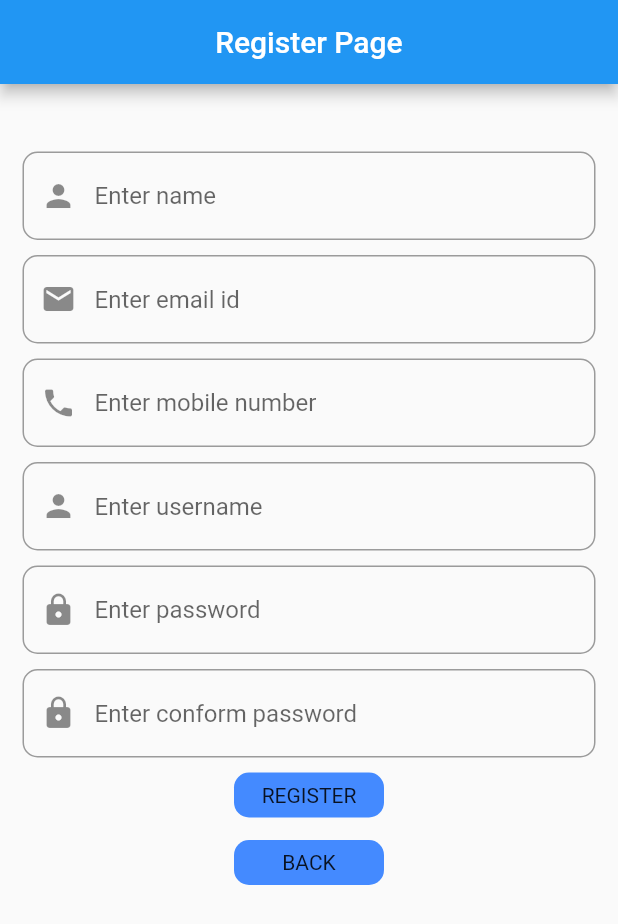
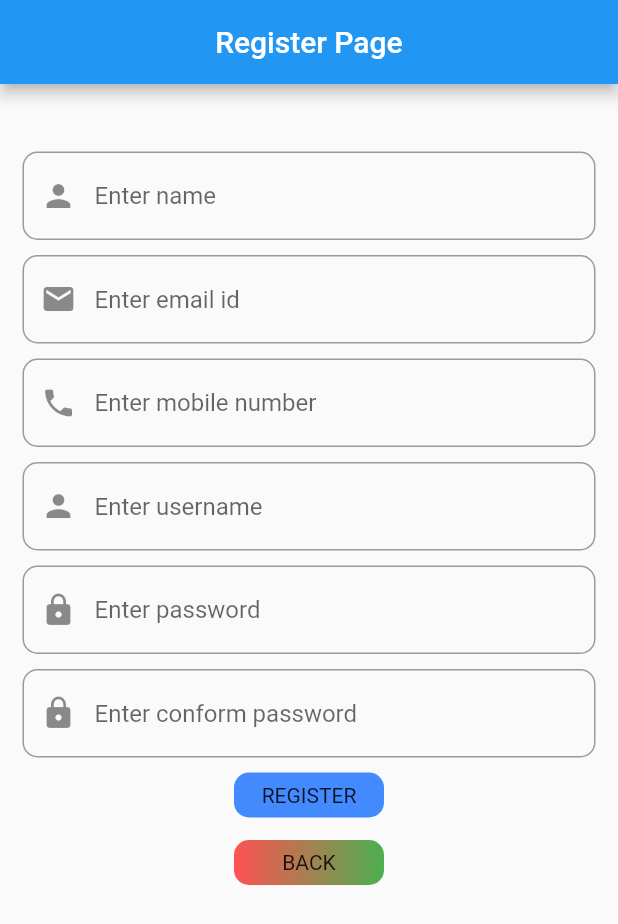
Before and after one commit to Arathy06/Login-page, a Flutter app: the screen it shows after launch, after a tap on "REGISTER", on a phone screen of 412 x 824 dp. Shown: the top 924 px of the screen. Run offline on Flutter 3.47's test engine with Material 2 defaults, Android fonts, the phone set to English and light mode, and no system bars.

Commit message:
login designed and corrected

```diff
--- a/lib/login.dart
+++ b/lib/login.dart
@@ -16,13 +16,22 @@ class _LoginState extends State<Login> {
   @override
   Widget build(BuildContext context) {
     return
-      Container(
+      SingleChildScrollView(
+        child: Container(
+        padding: EdgeInsets.only(left: 10.0,right: 10.0,bottom: 100.0),
         decoration: BoxDecoration(
-          gradient: LinearGradient(
-              colors: [Colors.white10,Colors.grey],
-              begin: Alignment.topLeft,
-              end: Alignment.bottomRight
+          color: Colors.redAccent
         ),
+        child: Column(
+          children: [
+            SizedBox(height: 200.0,),
+
+         SafeArea(
+           child: Container(
+             height: MediaQuery.of(context).size.height-300,
+                decoration: BoxDecoration(
+                 color: Colors.white,
+                  borderRadius: BorderRadius.circular(40.0),
               ),
               padding: EdgeInsets.all(15.0),
               child: Column(
@@ -79,7 +88,7 @@ class _LoginState extends State<Login> {
         },
         child: Text("LOGIN",style: TextStyle(color: Colors.black),),),
 
-            SizedBox(height: 30.0,),
+    SizedBox(height: 15.0,),
 
 
     RaisedButton(
@@ -95,6 +104,11 @@ class _LoginState extends State<Login> {
 
 
 
+            ),
+         ),
+        ],
+    ),
+    ),
       );
 
   }
--- a/lib/main.dart
+++ b/lib/main.dart
@@ -11,12 +11,18 @@ class MyApp extends StatelessWidget {
   Widget build(BuildContext context) {
     return MaterialApp(
       debugShowCheckedModeBanner: false,
-      home: Scaffold(
-        appBar: AppBar(
-          title: Center(child: Text("Login Page")),
-        ),
-        body: Login(),
-      ),
+          home:Scaffold(
+            appBar: AppBar(
+              elevation: 0,
+              backgroundColor: Colors.redAccent,
+              title: Center(child: Text("Login Page")),
+              leading: Icon(Icons.menu),
+              actions: [
+                IconButton(icon: Icon(Icons.search), onPressed: (){})
+              ],
+            ),
+            body: Login(),
+          ),
     );
   }
 }
--- a/lib/register.dart
+++ b/lib/register.dart
@@ -1,5 +1,6 @@
 import 'package:flutter/material.dart';
 import 'package:flutter_login/login.dart';
+import 'package:flutter_login/main.dart';
 
 
 class Register extends StatefulWidget {
@@ -131,19 +132,34 @@ class _RegisterState extends State<Register> {
 
                 GestureDetector(
                   onTap: (){
-                    Navigator.push(context, MaterialPageRoute(builder: (context)=>Login()),);
+                    Navigator.push(context, MaterialPageRoute(builder: (context)=>MyApp()));
                   },
                   child: Container(
-                    height: 30.0,
-                    width: 100.0,
-                    decoration: BoxDecoration(
-                      borderRadius: BorderRadius.circular(10.0),
-                      color: Colors.blueAccent,
-                    ),
-                    child:
-                    Center(child: Text("BACK")),
+                      height: 30.0,
+                      width: 100.0,
+                      decoration: BoxDecoration(
+                        gradient: LinearGradient(colors: [Colors.redAccent,Colors.green]),
+                        borderRadius: BorderRadius.circular(10.0),
+                      ),
+                      child: Center(child: Text("BACK"))
                   ),
-                ),
+                )
+
+                // GestureDetector(
+                //   onTap: (){
+                //     Navigator.push(context, MaterialPageRoute(builder: (context)=>Login()),);
+                //   },
+                //   child: Container(
+                //     height: 30.0,
+                //     width: 100.0,
+                //     decoration: BoxDecoration(
+                //       borderRadius: BorderRadius.circular(10.0),
+                //       color: Colors.blueAccent,
+                //     ),
+                //     child:
+                //     Center(child: Text("BACK")),
+                //   ),
+                // ),
 
               ],
             ),
```
Lines whose indentation alone changed are shown as unchanged.
